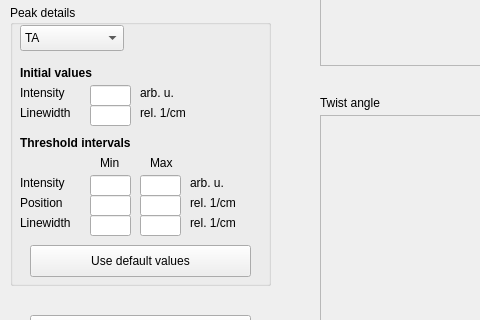
Old version of the form gui.ui in the repository AaronSchaepers/twist-angle-analysis; both pictures show x 0 to 480 and y 265 to 585 of the 1280 by 747 pixel window.
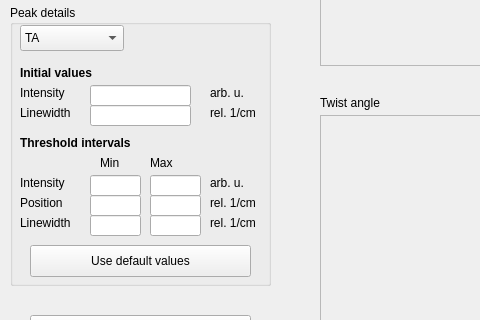
New version of the form. Custom widgets are drawn as their Qt base class.

Commit message:
twist_angle_analysis: Small fix, GUI: load default values
Self explaining

```diff
--- a/gui.ui
+++ b/gui.ui
@@ -299,7 +299,7 @@
      <rect>
       <x>90</x>
       <y>350</y>
-      <width>41</width>
+      <width>101</width>
       <height>21</height>
      </rect>
     </property>
@@ -309,7 +309,7 @@
      <rect>
       <x>90</x>
       <y>370</y>
-      <width>41</width>
+      <width>101</width>
       <height>21</height>
      </rect>
     </property>
@@ -317,7 +317,7 @@
    <widget class="QLabel" name="l_unit5">
     <property name="geometry">
      <rect>
-      <x>140</x>
+      <x>210</x>
       <y>370</y>
       <width>60</width>
       <height>16</height>
@@ -330,7 +330,7 @@
    <widget class="QLabel" name="l_unit3">
     <property name="geometry">
      <rect>
-      <x>140</x>
+      <x>210</x>
       <y>350</y>
       <width>60</width>
       <height>16</height>
@@ -364,7 +364,7 @@
      <rect>
       <x>90</x>
       <y>440</y>
-      <width>41</width>
+      <width>51</width>
       <height>21</height>
      </rect>
     </property>
@@ -374,7 +374,7 @@
      <rect>
       <x>90</x>
       <y>460</y>
-      <width>41</width>
+      <width>51</width>
       <height>21</height>
      </rect>
     </property>
@@ -408,7 +408,7 @@
    <widget class="QLabel" name="l_unit6">
     <property name="geometry">
      <rect>
-      <x>190</x>
+      <x>210</x>
       <y>440</y>
       <width>60</width>
       <height>16</height>
@@ -423,7 +423,7 @@
      <rect>
       <x>90</x>
       <y>480</y>
-      <width>41</width>
+      <width>51</width>
       <height>21</height>
      </rect>
     </property>
@@ -431,7 +431,7 @@
    <widget class="QLabel" name="l_unit7">
     <property name="geometry">
      <rect>
-      <x>190</x>
+      <x>210</x>
       <y>460</y>
       <width>60</width>
       <height>16</height>
@@ -444,7 +444,7 @@
    <widget class="QLabel" name="l_unit8">
     <property name="geometry">
      <rect>
-      <x>190</x>
+      <x>210</x>
       <y>480</y>
       <width>60</width>
       <height>16</height>
@@ -496,9 +496,9 @@
    <widget class="QLineEdit" name="in_max_int">
     <property name="geometry">
      <rect>
-      <x>140</x>
+      <x>150</x>
       <y>440</y>
-      <width>41</width>
+      <width>51</width>
       <height>21</height>
      </rect>
     </property>
@@ -506,9 +506,9 @@
    <widget class="QLineEdit" name="in_max_lw">
     <property name="geometry">
      <rect>
-      <x>140</x>
+      <x>150</x>
       <y>480</y>
-      <width>41</width>
+      <width>51</width>
       <height>21</height>
      </rect>
     </property>
@@ -516,9 +516,9 @@
    <widget class="QLineEdit" name="in_max_pos">
     <property name="geometry">
      <rect>
-      <x>140</x>
+      <x>150</x>
       <y>460</y>
-      <width>41</width>
+      <width>51</width>
       <height>21</height>
      </rect>
     </property>
```
The commit also changes 3 other files.
